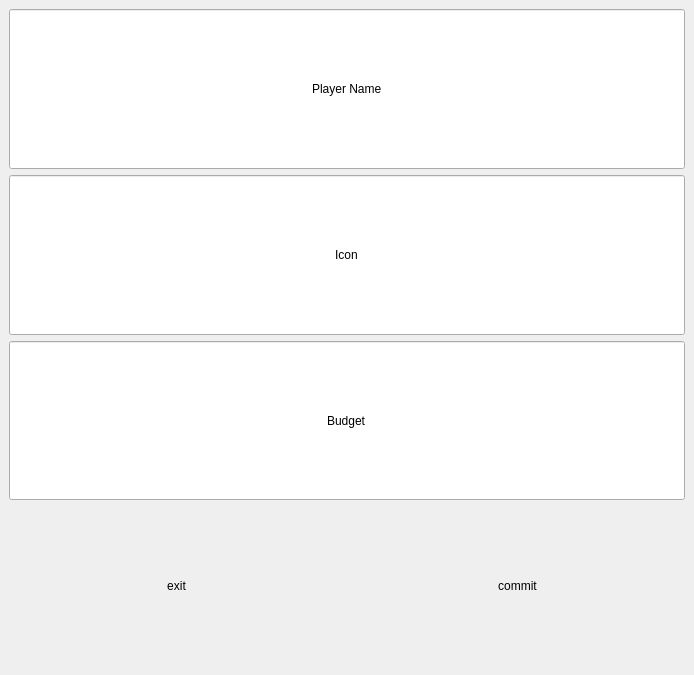
First picture: the form in add_player_window.ui, repository HausMeister008/TikTakToeWithDavid, before the edit.
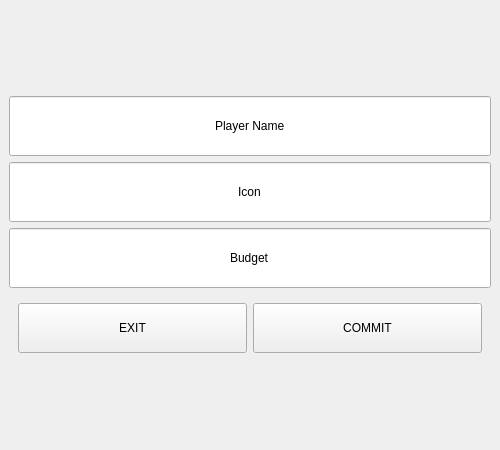
Second picture: the form after the edit.

What changed in the file:
```diff
--- a/add_player_window.ui
+++ b/add_player_window.ui
@@ -6,8 +6,8 @@
    <rect>
     <x>0</x>
     <y>0</y>
-    <width>694</width>
-    <height>675</height>
+    <width>500</width>
+    <height>450</height>
    </rect>
   </property>
   <property name="windowTitle">
@@ -32,11 +32,23 @@
       <item>
        <widget class="QLineEdit" name="Player_Name_Edit">
         <property name="sizePolicy">
-         <sizepolicy hsizetype="Minimum" vsizetype="MinimumExpanding">
+         <sizepolicy hsizetype="MinimumExpanding" vsizetype="MinimumExpanding">
           <horstretch>0</horstretch>
           <verstretch>0</verstretch>
          </sizepolicy>
         </property>
+        <property name="minimumSize">
+         <size>
+          <width>0</width>
+          <height>50</height>
+         </size>
+        </property>
+        <property name="maximumSize">
+         <size>
+          <width>16777215</width>
+          <height>60</height>
+         </size>
+        </property>
         <property name="text">
          <string>Player Name</string>
         </property>
@@ -48,11 +60,23 @@
       <item>
        <widget class="QLineEdit" name="Icon_edit">
         <property name="sizePolicy">
-         <sizepolicy hsizetype="Minimum" vsizetype="MinimumExpanding">
+         <sizepolicy hsizetype="MinimumExpanding" vsizetype="MinimumExpanding">
           <horstretch>0</horstretch>
           <verstretch>0</verstretch>
          </sizepolicy>
         </property>
+        <property name="minimumSize">
+         <size>
+          <width>0</width>
+          <height>50</height>
+         </size>
+        </property>
+        <property name="maximumSize">
+         <size>
+          <width>16777215</width>
+          <height>60</height>
+         </size>
+        </property>
         <property name="text">
          <string>Icon</string>
         </property>
@@ -64,11 +88,23 @@
       <item>
        <widget class="QLineEdit" name="Budget_edit">
         <property name="sizePolicy">
-         <sizepolicy hsizetype="Minimum" vsizetype="MinimumExpanding">
+         <sizepolicy hsizetype="MinimumExpanding" vsizetype="MinimumExpanding">
           <horstretch>0</horstretch>
           <verstretch>0</verstretch>
          </sizepolicy>
         </property>
+        <property name="minimumSize">
+         <size>
+          <width>0</width>
+          <height>50</height>
+         </size>
+        </property>
+        <property name="maximumSize">
+         <size>
+          <width>16777215</width>
+          <height>60</height>
+         </size>
+        </property>
         <property name="text">
          <string>Budget</string>
         </property>
@@ -78,52 +114,72 @@
        </widget>
       </item>
       <item>
+       <widget class="QWidget" name="wdg_buttonContainer" native="true">
+        <property name="minimumSize">
+         <size>
+          <width>0</width>
+          <height>50</height>
+         </size>
+        </property>
+        <property name="maximumSize">
+         <size>
+          <width>16777215</width>
+          <height>60</height>
+         </size>
+        </property>
        <layout class="QHBoxLayout" name="horizontalLayout">
         <item>
          <widget class="QPushButton" name="Exit_add_player_window">
           <property name="sizePolicy">
-           <sizepolicy hsizetype="MinimumExpanding" vsizetype="MinimumExpanding">
+            <sizepolicy hsizetype="MinimumExpanding" vsizetype="Fixed">
             <horstretch>0</horstretch>
             <verstretch>0</verstretch>
            </sizepolicy>
           </property>
+           <property name="minimumSize">
+            <size>
+             <width>0</width>
+             <height>50</height>
+            </size>
+           </property>
           <property name="maximumSize">
            <size>
-            <width>400</width>
-            <height>400</height>
+             <width>16777215</width>
+             <height>60</height>
            </size>
           </property>
           <property name="text">
-           <string>exit</string>
-          </property>
-          <property name="flat">
-           <bool>true</bool>
+            <string>EXIT</string>
           </property>
          </widget>
         </item>
         <item>
          <widget class="QPushButton" name="commit_add_player_window">
           <property name="sizePolicy">
-           <sizepolicy hsizetype="MinimumExpanding" vsizetype="MinimumExpanding">
+            <sizepolicy hsizetype="MinimumExpanding" vsizetype="Fixed">
             <horstretch>0</horstretch>
             <verstretch>0</verstretch>
            </sizepolicy>
           </property>
+           <property name="minimumSize">
+            <size>
+             <width>0</width>
+             <height>50</height>
+            </size>
+           </property>
           <property name="maximumSize">
            <size>
-            <width>400</width>
-            <height>400</height>
+             <width>16777215</width>
+             <height>60</height>
            </size>
           </property>
           <property name="text">
-           <string>commit</string>
-          </property>
-          <property name="flat">
-           <bool>true</bool>
+            <string>COMMIT</string>
           </property>
          </widget>
         </item>
        </layout>
+       </widget>
       </item>
      </layout>
     </item>
```
Left out of the diff: 4 changed lines with no effect on the pictures. Lines whose indentation alone changed are shown as unchanged.
